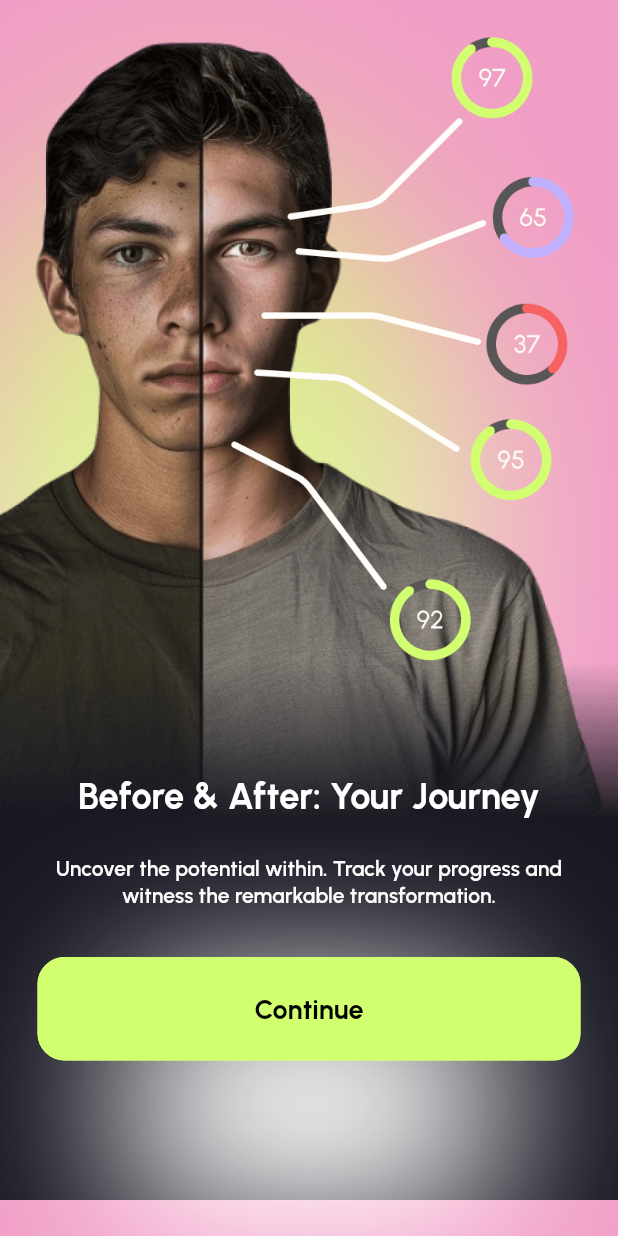
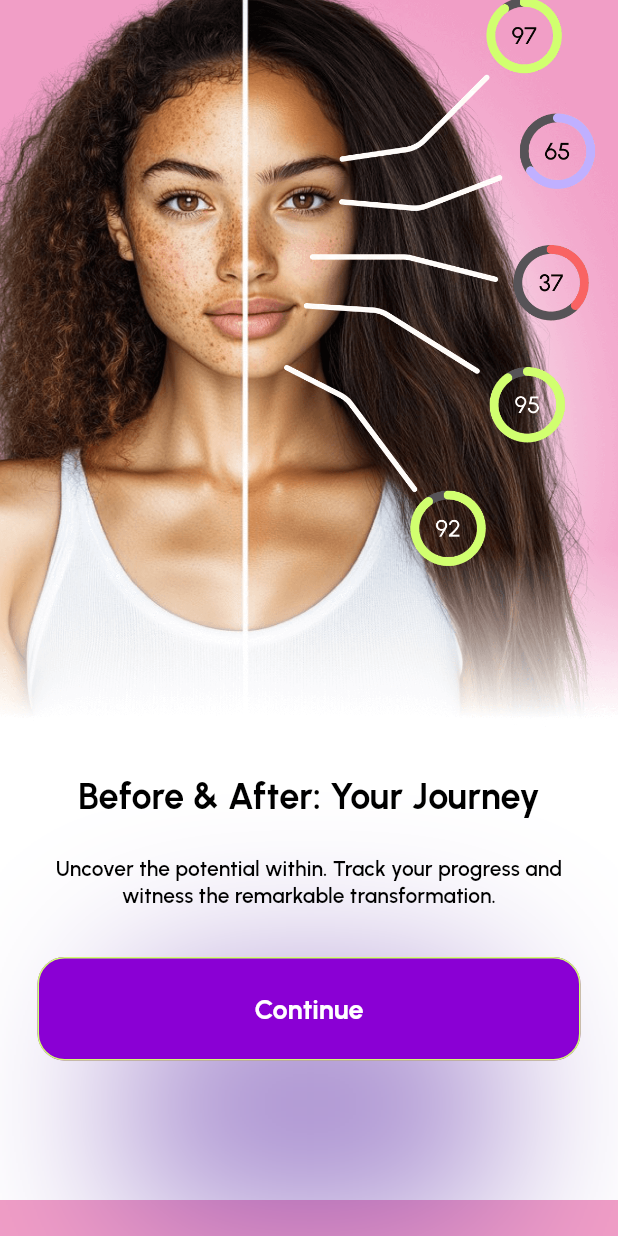
Before and after one commit to pavlogrinchenkoo/glow_up, a Flutter app: the screen it shows after launch, swiped to page 2, on a phone screen of 412 x 824 dp. Run offline on Flutter 3.47's test engine with Material 3 defaults, Android fonts, the light colour scheme and no system bars; our stand-ins replace auto_route, blur, camera, card_swiper, cloud_firestore, device_info_plus and 17 more; missing offline and left inert: amplitude_flutter, before_after, in_app_review, open_settings_plus, purchases_flutter; accounts and stored records are empty; project files that could hold a hidden picture were left out.

Commit message:
GRN-066:Redesign second page of onboarding row

```diff
--- a/lib/screens/onboarding_page/widgets/onboarding_before_or_after.dart
+++ b/lib/screens/onboarding_page/widgets/onboarding_before_or_after.dart
@@ -26,14 +26,6 @@ class OnboardingBeforeOrAfter extends StatelessWidget {
         screenHeight > 950 ? screenHeight / 1.3 : screenHeight / 1.6;
     return Stack(
       children: [
-        CustomBokeh(
-          size: screenHeight / 3,
-          alignment: Alignment.centerLeft,
-          transform: const Offset(Sizes.scale, Sizes.scale),
-          shape: BoxShape.rectangle,
-          angleInRadians: pi / Sizes.s2,
-          isPurpleShadow: false,
-        ),
         Positioned(
           top: 0,
           child: Assets.images.onboarding.onboardingSecond.image(
@@ -55,6 +47,7 @@ class OnboardingBeforeOrAfter extends StatelessWidget {
               screenHeight > 950 ? screenHeight / 4 : screenHeight / 7),
           shape: BoxShape.rectangle,
           angleInRadians: pi / Sizes.s2,
+          isPurpleShadow: true,
         ),
         Padding(
           padding: EdgeInsets.only(top: topOffset),
@@ -62,14 +55,14 @@ class OnboardingBeforeOrAfter extends StatelessWidget {
             children: [
               Text(
                 s.onboardingBeforeAfterTitleText,
-                style: BS.tex24.apply(color: BC.white),
+                style: BS.tex24,
               ),
               Space.h24,
               Padding(
                 padding: const EdgeInsets.symmetric(horizontal: Sizes.s30),
                 child: Text(
                   s.onboardingBeforeAfterText,
-                  style: BS.tex14.apply(color: BC.white),
+                  style: BS.tex14,
                   textAlign: TextAlign.center,
                 ),
               ),
@@ -81,9 +74,10 @@ class OnboardingBeforeOrAfter extends StatelessWidget {
                   onTap: nextPage,
                   outLine: true,
                   borderColor: BC.salad,
-                  colorButton: BC.salad,
+                  colorButton: BC.purpleViolet,
                   borderRadius: AppRadius.r18,
                   padding: Sizes.s23,
+                  textColor: BC.white,
                 ),
               ),
             ],
```
Also changed, not shown: assets/images/onboarding/onboardingSecond.png.
